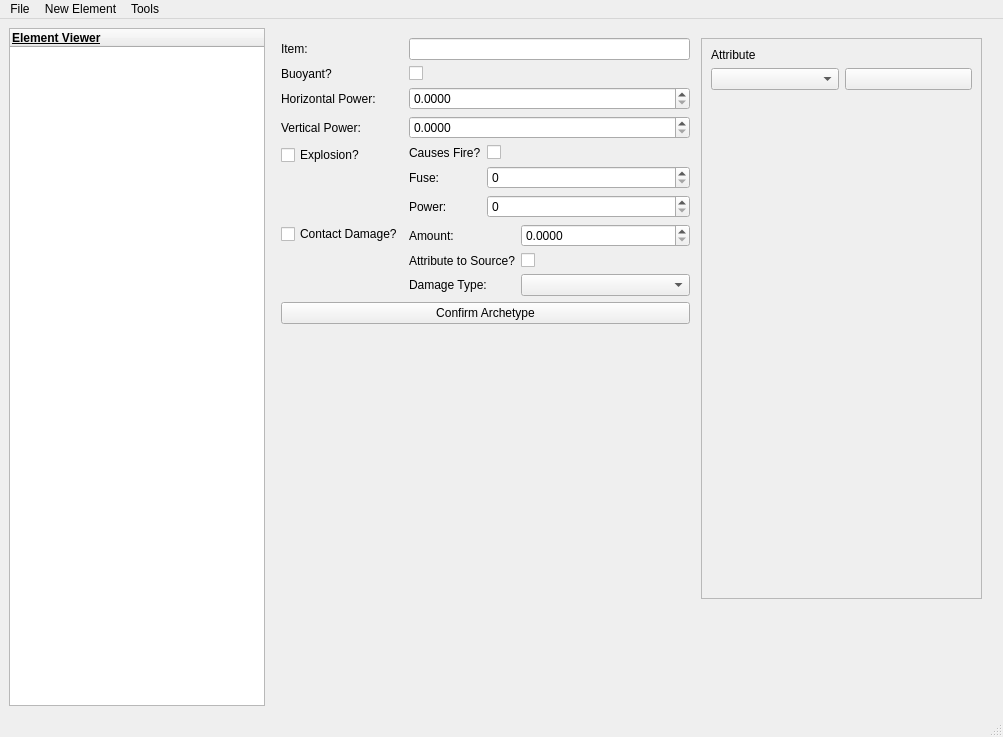
Qt form lib/UIs/ui.ui (JoelDaDev/mDirt) before a commit.
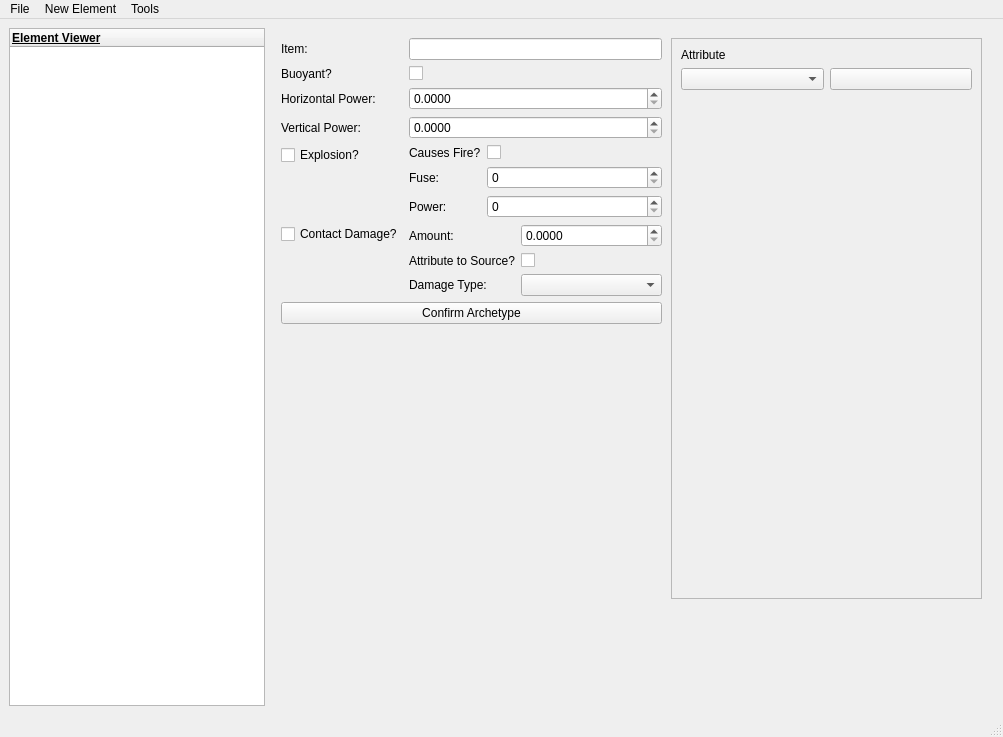
The same form after that commit. The open tabs and pages were chosen to show the change. Icons and pictures are not drawn.

Commit message: ✨ Add UI for Archetype Attributes

What changed in the file:
```diff
--- a/lib/UIs/ui.ui
+++ b/lib/UIs/ui.ui
@@ -3239,7 +3239,7 @@
          <rect>
           <x>10</x>
           <y>10</y>
-          <width>409</width>
+          <width>381</width>
           <height>561</height>
          </rect>
         </property>
@@ -3402,9 +3402,9 @@
        <widget class="QScrollArea" name="scrollArea_2">
         <property name="geometry">
          <rect>
-          <x>430</x>
+          <x>400</x>
           <y>10</y>
-          <width>281</width>
+          <width>311</width>
           <height>561</height>
          </rect>
         </property>
@@ -3416,7 +3416,7 @@
           <rect>
            <x>0</x>
            <y>0</y>
-           <width>281</width>
+           <width>311</width>
            <height>561</height>
           </rect>
          </property>
@@ -3441,7 +3441,7 @@
             </property>
            </widget>
           </item>
-          <item row="2" column="0">
+          <item row="3" column="0">
            <spacer name="verticalSpacer_2">
             <property name="orientation">
              <enum>Qt::Orientation::Vertical</enum>
```
Left out of the diff: 9 changed lines with no effect on the pictures. The commit also changes 4 other files.
